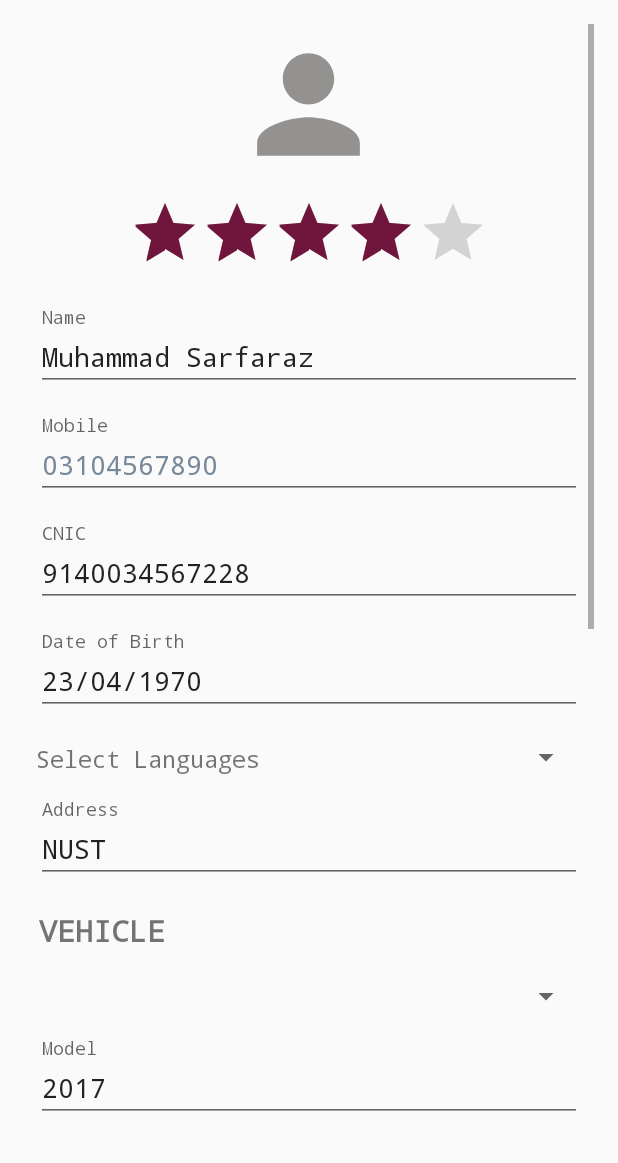
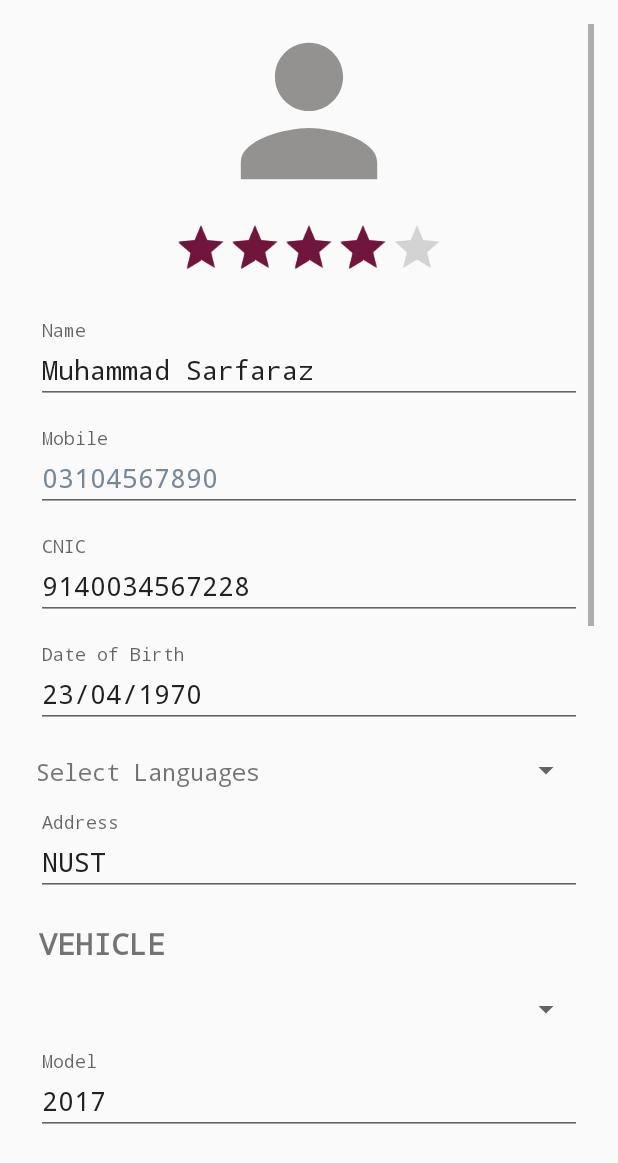
Before and after one commit to miaaaahmed97/driverBooking, an Android app: the layout activity_profile_display.xml on its own in the app's theme, with its tools: preview values and no code run, on a phone screen of 412 x 824 dp. Shown: the top 1163 px of the screen. Run offline under Robolectric (Android 15) with nearby library versions, the phone set to English and light mode, and no system bars.

```diff
--- a/app/src/main/java/com/rasai/driverBooking/ImageDisplayer.java
+++ b/app/src/main/java/com/rasai/driverBooking/ImageDisplayer.java
@@ -38,7 +38,7 @@ public class ImageDisplayer {
 
             ImageView imageView;
             //get ID of calling button
-            //String stringID= buttonIntent.getExtras().getString("EXTRA");
+            //String stringID= imageIntent.getExtras().getString("EXTRA");
             int intID =Integer.parseInt(stringID);
 
             switch(resources){
--- a/app/src/main/res/layout/activity_driver_registration2.xml
+++ b/app/src/main/res/layout/activity_driver_registration2.xml
@@ -21,7 +21,7 @@
         android:id="@+id/addDisplayPicture"
         android:layout_width="wrap_content"
         android:layout_height="wrap_content"
-        android:text="Scan ID Picture"
+        android:text="@string/add_id_picture"
         android:textColor="@color/standardBlue"
         android:textSize="16sp" />
 
@@ -38,7 +38,7 @@
         android:id="@+id/addCnic"
         android:layout_width="wrap_content"
         android:layout_height="wrap_content"
-        android:text="Scan CNIC"
+        android:text="@string/add_cnic"
         android:textSize="16sp"
         android:textColor="@color/standardBlue"
         android:clickable="true" />
@@ -57,7 +57,7 @@
         android:id="@+id/addDrivingLicense"
         android:layout_width="wrap_content"
         android:layout_height="wrap_content"
-        android:text="Scan Driving License"
+        android:text="@string/add_driving_license"
         android:textColor="@color/standardBlue"
         android:textSize="16sp" />
 
--- a/app/src/main/res/layout/activity_profile_display.xml
+++ b/app/src/main/res/layout/activity_profile_display.xml
@@ -22,9 +22,9 @@
 
             <ImageView
                 android:id="@+id/userPicture"
-                android:layout_width="75dp"
-                android:layout_height="75dp"
-                android:layout_margin="16dp"
+                android:layout_width="100dp"
+                android:layout_height="100dp"
+                android:layout_margin="8dp"
                 android:scaleType="fitXY"
                 app:srcCompat="@drawable/ic_avatar" />
 
@@ -37,6 +37,8 @@
                 android:focusableInTouchMode="false"
                 android:focusable="false"
                 android:layout_margin="8dp"
+                android:scaleX="0.75"
+                android:scaleY="0.75"
                 android:numStars="5"
                 android:rating="4" />
 
@@ -108,8 +110,7 @@
                     android:text="23/04/1970"
                     android:focusableInTouchMode="false"
                     android:isIndicator="true"
-                    android:clickable="false"/>
-                    android:text="23/04/1970"
+                    android:clickable="false"
                     android:maxLength="10" />
             </com.google.android.material.textfield.TextInputLayout>
 
--- a/app/src/main/res/layout/security_deposit_alert_profile_display.xml
+++ b/app/src/main/res/layout/security_deposit_alert_pd.xml
@@ -3,7 +3,8 @@
     android:layout_width="match_parent"
     android:layout_height="match_parent"
     xmlns:app="http://schemas.android.com/apk/res-auto"
-    android:orientation="vertical">
+    android:orientation="vertical"
+    android:layout_gravity="center_horizontal">
 
     <ImageView
         android:id="@+id/newSecurityDepositImage"
@@ -22,7 +23,7 @@
             android:id="@+id/newSecurityDepositAmount"
             android:layout_width="match_parent"
             android:layout_height="match_parent"
-            android:hint="Security added in PKR"
+            android:hint="Please enter the amount in numbers"
             android:inputType="number"
             android:maxLength="5"/>
     </com.google.android.material.textfield.TextInputLayout>
--- a/app/src/main/res/values/strings.xml
+++ b/app/src/main/res/values/strings.xml
@@ -17,4 +17,8 @@
         <item>16</item>
     </string-array>
 
+    <string name="add_driving_license"><u>Add Driving License</u></string>
+    <string name="add_cnic"><u>Add CNIC Image</u></string>
+    <string name="add_id_picture"><u>Add ID Picture</u></string>
+
 </resources>
```
Also changed, not shown: app/src/main/java/com/rasai/driverBooking/ProfileDisplay.java (+104 -8 lines).
